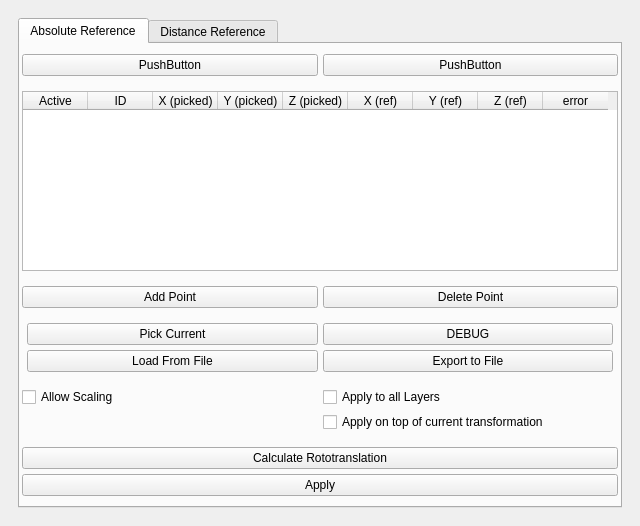
Qt form src/plugins_experimental/edit_referencing/edit_referencingDialog.ui (cnr-isti-vclab/meshlab) before a commit.
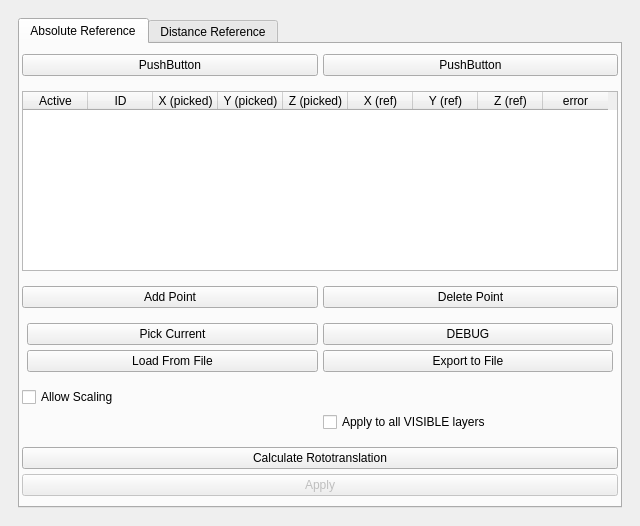
The same form after that commit.

Commit message: more work on the edit_referecing plugin. Almost ready for use

What changed in the file:
```diff
--- a/src/plugins_experimental/edit_referencing/edit_referencingDialog.ui
+++ b/src/plugins_experimental/edit_referencing/edit_referencingDialog.ui
@@ -235,17 +235,10 @@
               </property>
              </widget>
             </item>
-            <item row="0" column="1">
-             <widget class="QCheckBox" name="cbApplyToAll">
-              <property name="text">
-               <string>Apply to all Layers</string>
-              </property>
-             </widget>
-            </item>
             <item row="1" column="1">
-             <widget class="QCheckBox" name="cbApplyOnTop">
+             <widget class="QCheckBox" name="cbApplyToAll">
               <property name="text">
-               <string>Apply on top of current transformation</string>
+               <string>Apply to all VISIBLE layers</string>
               </property>
              </widget>
             </item>
@@ -269,7 +262,7 @@
             <item>
              <widget class="QPushButton" name="buttonApply">
               <property name="enabled">
-               <bool>true</bool>
+               <bool>false</bool>
               </property>
               <property name="text">
                <string>Apply</string>
```
The commit also changes 4 other files.
